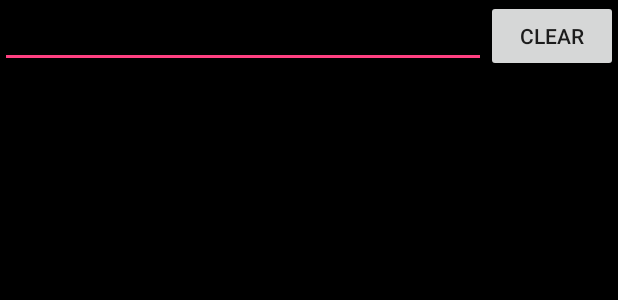
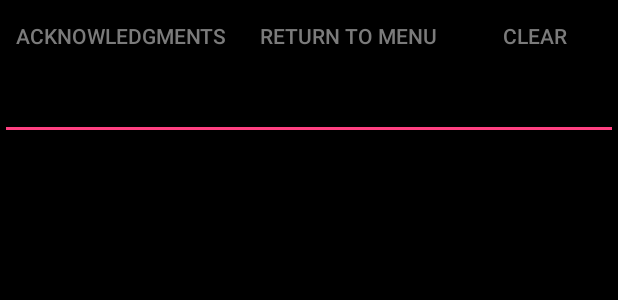
Before and after one commit to entingwu/wordGame, an Android app: the layout activity_test_dictionary.xml on its own in the app's theme, with its tools: preview values and no code run, on a phone screen of 412 x 824 dp. Shown: the top 300 px of the screen. Run offline under Robolectric (Android 15) with nearby library versions, the phone set to English and light mode, and no system bars.

Commit message:
Add Return to Menu and Acknowledgement buttons. Display AlertDialog when Acknowledgements button pressed. Check if the word contains non alphabet words before do the search in Trie

```diff
--- a/app/src/main/AndroidManifest.xml
+++ b/app/src/main/AndroidManifest.xml
@@ -10,7 +10,7 @@
         android:supportsRtl="true"
         android:theme="@style/AppTheme">
         <activity
-            android:name=".MainMenu"
+            android:name=".MainMenuActivity"
             android:label="@string/author_name">
             <intent-filter android:label="@string/app_name">
                 <action android:name="android.intent.action.MAIN" />
@@ -19,11 +19,11 @@
         </activity>
 
         <activity
-            android:name="AboutMe"
+            android:name=".AboutMeActivity"
             android:label="@string/title_about" />
 
         <activity
-            android:name="TestDictionary"
+            android:name=".TestDictionaryActivity"
             android:label="@string/title_test_dictionary" />
 
     </application>
--- a/app/src/main/java/edu/neu/madcourse/entingwu/AboutMe.java
+++ b/app/src/main/java/edu/neu/madcourse/entingwu/AboutMeActivity.java
@@ -14,10 +14,10 @@ import android.widget.TextView;
 
 import edu.neu.madcourse.entingwu.R;
 
-public class AboutMe extends AppCompatActivity {
+public class AboutMeActivity extends AppCompatActivity {
 
     private static final int DEV_ID = 1;
-    private static final String TAG = "AboutMe";
+    private static final String TAG = "AboutMeActivity";
 
     @Override
     protected void onCreate(Bundle savedInstanceState) {
--- a/app/src/main/res/layout/activity_about_me.xml
+++ b/app/src/main/res/layout/activity_about_me.xml
@@ -7,7 +7,7 @@
     android:id="@+id/activity_about_me"
     android:fillViewport="true"
     android:background="@color/colorPrimaryDark"
-    tools:context="edu.neu.madcourse.entingwu.AboutMe">
+    tools:context="edu.neu.madcourse.entingwu.AboutMeActivity">
 
     <LinearLayout
         android:orientation="vertical"
--- a/app/src/main/res/layout/activity_main.xml
+++ b/app/src/main/res/layout/activity_main.xml
@@ -6,7 +6,7 @@
     android:id="@+id/activity_about_me"
     android:fillViewport="true"
     android:background="@color/colorPrimaryDark"
-    tools:context="edu.neu.madcourse.entingwu.MainMenu">
+    tools:context="edu.neu.madcourse.entingwu.MainMenuActivity">
 
     <RelativeLayout
         android:layout_width="match_parent"
@@ -40,10 +40,6 @@
                 android:onClick="testDictionary"
                 style="@style/ButtonDefaultStyle" />
 
-            <Button
-                android:text="@string/button_label_10"
-                android:id="@+id/button10"
-                style="@style/ButtonDefaultStyle"/>
         </LinearLayout>
 
     </RelativeLayout>
--- a/app/src/main/res/layout/activity_test_dictionary.xml
+++ b/app/src/main/res/layout/activity_test_dictionary.xml
@@ -6,11 +6,52 @@
     android:id="@+id/activity_test_dictionary"
     android:fillViewport="true"
     android:background="@color/colorPrimaryDark"
-    tools:context="edu.neu.madcourse.entingwu.TestDictionary">
+    tools:context="edu.neu.madcourse.entingwu.TestDictionaryActivity">
     <LinearLayout
         android:orientation="vertical"
         android:layout_width="match_parent"
         android:layout_height="wrap_content">
+
+        <LinearLayout
+            android:orientation="horizontal"
+            android:layout_width="match_parent"
+            android:layout_height="wrap_content"
+            android:background="?android:attr/dividerVertical"
+            style="?android:buttonBarStyle">
+            <Button
+                style="?android:attr/borderlessButtonStyle"
+                android:text="@string/button_label_acknowledgement"
+                android:layout_width="wrap_content"
+                android:layout_height="wrap_content"
+                android:layout_weight="1"
+                android:background="?android:attr/selectableItemBackground"
+                android:textColor="@color/colorPrimary"
+                android:onClick="displayAcknowledgement"
+                android:id="@+id/button_acknowledgement"/>
+
+            <Button
+                style="?android:attr/borderlessButtonStyle"
+                android:text="@string/button_label_return_menu"
+                android:layout_width="wrap_content"
+                android:layout_height="wrap_content"
+                android:layout_weight="1"
+                android:background="?android:attr/selectableItemBackground"
+                android:textColor="@color/colorPrimary"
+                android:onClick="backToMenu"
+                android:id="@+id/button_return_menu"/>
+
+            <Button
+                android:text="@string/button_label_clear"
+                android:layout_width="wrap_content"
+                android:layout_height="wrap_content"
+                android:layout_weight="1"
+                android:background="?android:attr/selectableItemBackground"
+                android:textColor="@color/colorPrimary"
+                android:onClick="clearText"
+                android:id="@+id/button_clear"/>
+
+        </LinearLayout>
+
         <LinearLayout
         android:orientation="horizontal"
         android:layout_width="match_parent"
@@ -24,12 +65,6 @@
                 android:textColor="@color/colorPrimaryLight"
                 android:hint="@string/edit_text" />
 
-            <Button
-                android:text="@string/button_label_clear"
-                android:layout_width="wrap_content"
-                android:layout_height="wrap_content"
-                android:onClick="clearText"
-                android:id="@+id/button_clear" />
         </LinearLayout>
 
         <TextView
```
Also changed, not shown: app/src/main/java/edu/neu/madcourse/entingwu/MainMenuActivity.java (renamed from app/src/main/java/edu/neu/madcourse/entingwu/MainMenu.java, +4 -11 lines), app/src/main/java/edu/neu/madcourse/entingwu/TestDictionaryActivity.java (renamed from app/src/main/java/edu/neu/madcourse/entingwu/TestDictionary.java, +42 -14 lines), app/src/main/res/menu/menu.xml (added, +7 -0 lines), app/src/main/res/values/strings.xml (+9 -2 lines).
